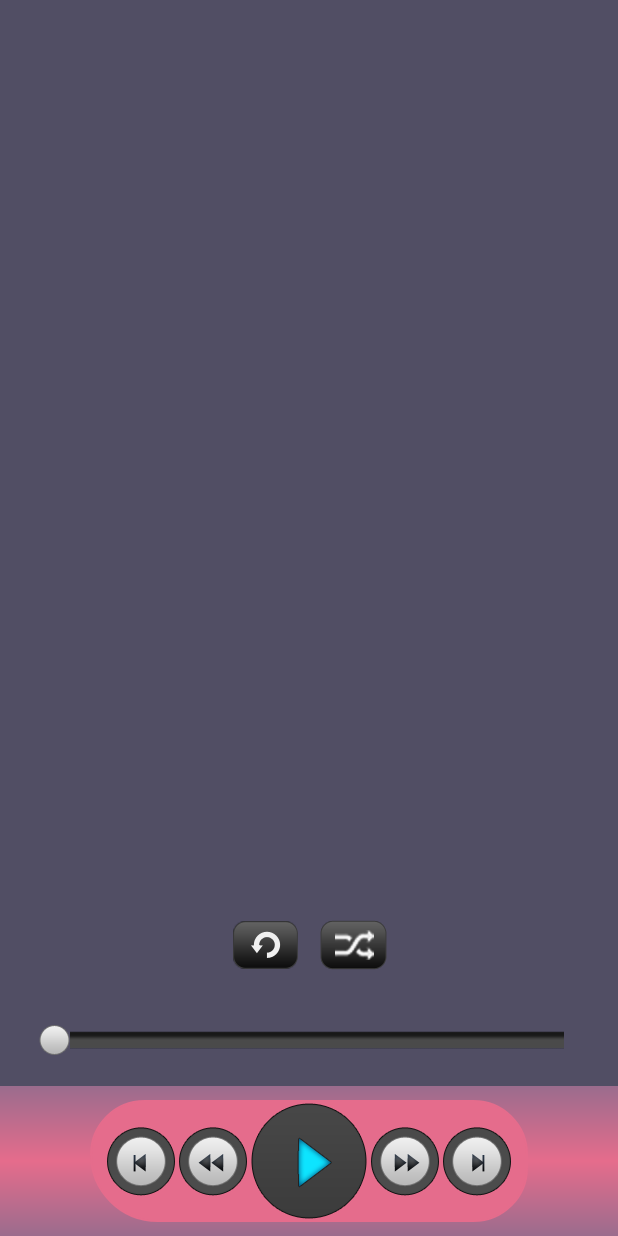
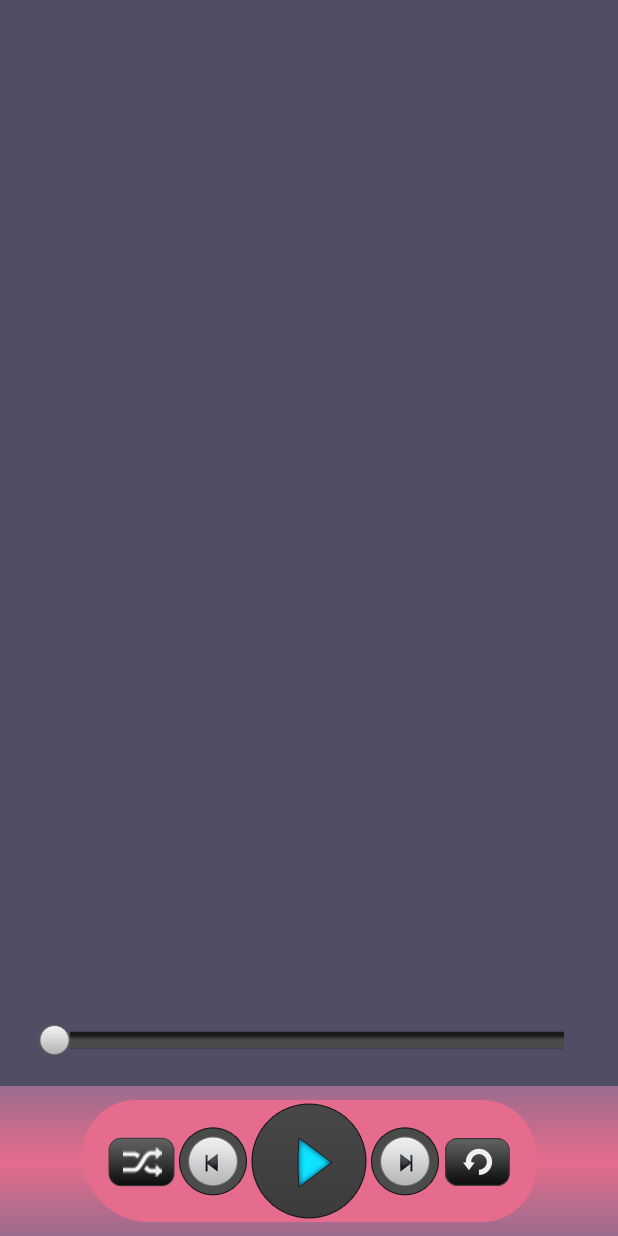
Before and after one commit to CsyNick/MultiMediaPlayer, an Android app: the layout activity_music_player.xml on its own in the app's theme, with its tools: preview values and no code run, on a phone screen of 412 x 824 dp. Run offline under Robolectric (Android 15) with nearby library versions, the phone set to English and light mode, and no system bars.

Commit message:
adjust ui

```diff
--- a/app/src/main/res/layout/activity_music_player.xml
+++ b/app/src/main/res/layout/activity_music_player.xml
@@ -41,6 +41,14 @@
             android:background="@drawable/rounded_corner"
             android:paddingLeft="10dp"
             android:paddingRight="10dp">
+            <!-- Shuffle Button -->
+            <ImageButton
+                android:id="@+id/shuffle"
+                android:layout_width="wrap_content"
+                android:layout_height="wrap_content"
+                android:src="@drawable/btn_shuffle"
+                android:layout_marginLeft="5dp"
+                android:background="@null"/>
             <!-- Previous Button -->
             <ImageButton
                 android:id="@+id/previous"
@@ -48,13 +56,13 @@
                 android:layout_width="wrap_content"
                 android:layout_height="wrap_content"
                 android:background="@null"/>
-            <!-- Backward Button -->
-            <ImageButton
-                android:id="@+id/btnBackward"
-                android:src="@drawable/btn_backward"
-                android:layout_width="wrap_content"
-                android:layout_height="wrap_content"
-                android:background="@null"/>
+            <!--&lt;!&ndash; Backward Button &ndash;&gt;-->
+            <!--<ImageButton-->
+                <!--android:id="@+id/btnBackward"-->
+                <!--android:src="@drawable/btn_backward"-->
+                <!--android:layout_width="wrap_content"-->
+                <!--android:layout_height="wrap_content"-->
+                <!--android:background="@null"/>-->
             <!-- Play Button -->
             <ImageButton
                 android:id="@+id/play"
@@ -63,12 +71,12 @@
                 android:layout_height="wrap_content"
                 android:background="@null"/>
             <!-- Forward Button -->
-            <ImageButton
-                android:id="@+id/btnForward"
-                android:src="@drawable/btn_forward"
-                android:layout_width="wrap_content"
-                android:layout_height="wrap_content"
-                android:background="@null"/>
+            <!--<ImageButton-->
+                <!--android:id="@+id/btnForward"-->
+                <!--android:src="@drawable/btn_forward"-->
+                <!--android:layout_width="wrap_content"-->
+                <!--android:layout_height="wrap_content"-->
+                <!--android:background="@null"/>-->
             <!-- Next Button -->
             <ImageButton
                 android:id="@+id/next"
@@ -76,6 +84,16 @@
                 android:layout_width="wrap_content"
                 android:layout_height="wrap_content"
                 android:background="@null"/>
+            <!-- Repeat Button -->
+            <ImageButton
+                android:id="@+id/repeat"
+                android:layout_width="wrap_content"
+                android:layout_height="wrap_content"
+                android:src="@drawable/btn_repeat"
+                android:layout_marginRight="5dp"
+                android:background="@null"/>
+
+
         </LinearLayout>
     </LinearLayout>
 
@@ -122,28 +140,5 @@
             android:textStyle="bold"/>
     </LinearLayout>
 
-    <!-- Repeat / Shuffle buttons -->
-    <LinearLayout
-        android:layout_width="fill_parent"
-        android:layout_height="wrap_content"
-        android:layout_above="@id/timerDisplay"
-        android:gravity="center">
-        <!-- Repeat Button -->
-        <ImageButton
-            android:id="@+id/repeat"
-            android:layout_width="wrap_content"
-            android:layout_height="wrap_content"
-            android:src="@drawable/btn_repeat"
-            android:layout_marginRight="5dp"
-            android:background="@null"/>
 
-        <!-- Shuffle Button -->
-        <ImageButton
-            android:id="@+id/shuffle"
-            android:layout_width="wrap_content"
-            android:layout_height="wrap_content"
-            android:src="@drawable/btn_shuffle"
-            android:layout_marginLeft="5dp"
-            android:background="@null"/>
-    </LinearLayout>
 </RelativeLayout>
```
